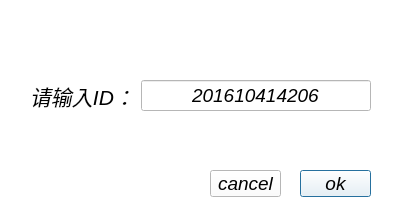
The window that UI/identify_id.ui (ApplauseWow/FRASI_Manager) describes before a commit, drawn with Qt 5.
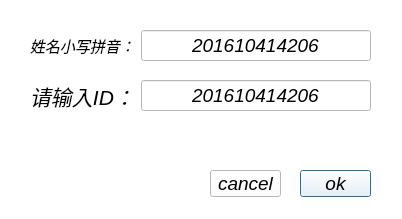
The same window after the commit.

```diff
--- a/UI/identify_id.ui
+++ b/UI/identify_id.ui
@@ -120,6 +120,47 @@
     <string>cancel</string>
    </property>
   </widget>
+  <widget class="QWidget" name="formLayoutWidget_2">
+   <property name="geometry">
+    <rect>
+     <x>30</x>
+     <y>30</y>
+     <width>341</width>
+     <height>41</height>
+    </rect>
+   </property>
+   <layout class="QFormLayout" name="formLayout_2">
+    <item row="0" column="0">
+     <widget class="QLabel" name="label_2">
+      <property name="font">
+       <font>
+        <pointsize>11</pointsize>
+        <italic>true</italic>
+       </font>
+      </property>
+      <property name="text">
+       <string>姓名小写拼音：</string>
+      </property>
+     </widget>
+    </item>
+    <item row="0" column="1">
+     <widget class="QLineEdit" name="name_input">
+      <property name="font">
+       <font>
+        <pointsize>14</pointsize>
+        <italic>true</italic>
+       </font>
+      </property>
+      <property name="text">
+       <string>201610414206</string>
+      </property>
+      <property name="alignment">
+       <set>Qt::AlignCenter</set>
+      </property>
+     </widget>
+    </item>
+   </layout>
+  </widget>
  </widget>
  <resources/>
  <connections/>
```
